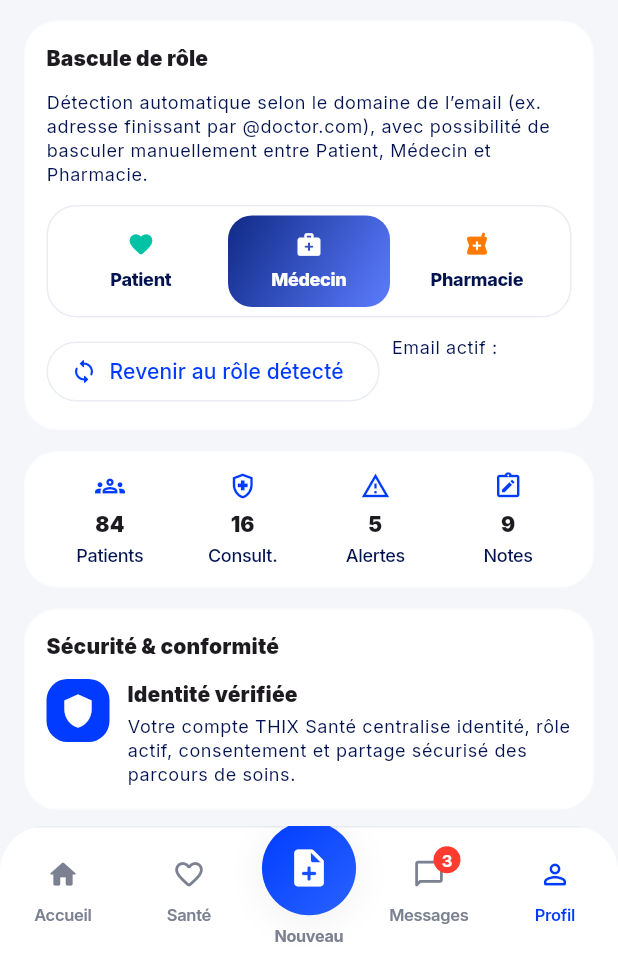
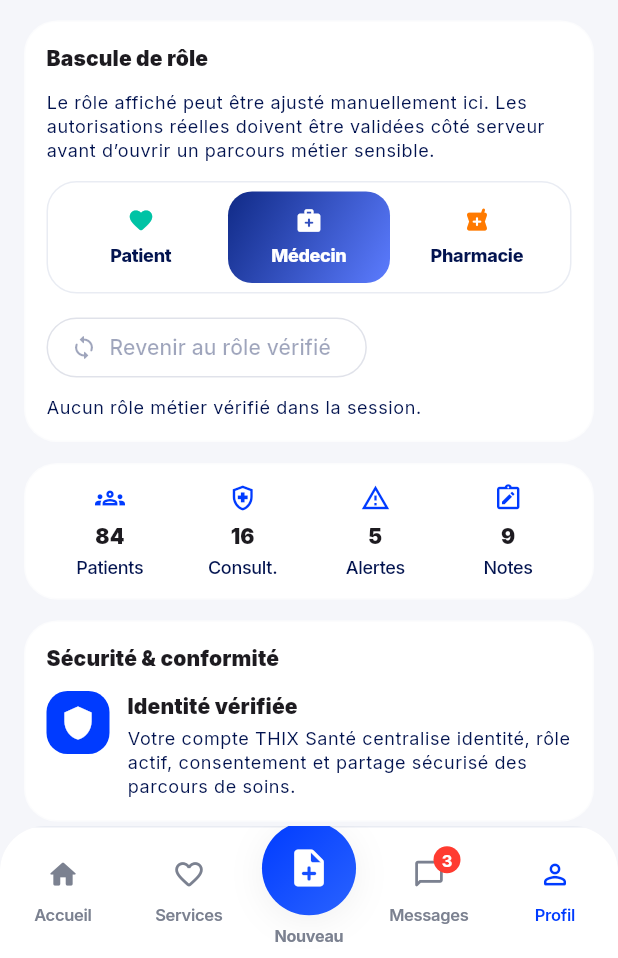
Before and after one commit to depot-data-thix-central/Thix-central, a Flutter app: the ProfilePage screen opened by its route, after a tap on "Médecin", on a phone screen of 412 x 824 dp, the part 278-1236 px from its top. Run offline on Flutter 3.47's test engine with Material 3 defaults, Android fonts, the phone set to English and light mode, and no system bars; our stand-ins replace flutter_riverpod, go_router, google_fonts, image_picker, local_auth, qr_flutter and 2 more; accounts and stored records are empty.

Commit message:
refactor: secure role syncing for thix sante ui

```diff
--- a/lib/health/thix_role_controller.dart
+++ b/lib/health/thix_role_controller.dart
@@ -108,17 +108,6 @@ extension ThixRoleX on ThixRole {
         );
     }
   }
-
-  String get domainHint {
-    switch (this) {
-      case ThixRole.patient:
-        return '@patient.com';
-      case ThixRole.doctor:
-        return '@doctor.com';
-      case ThixRole.pharmacy:
-        return '@pharmacy.com';
-    }
-  }
 }
 
 class ThixRoleController extends ChangeNotifier {
@@ -126,30 +115,35 @@ class ThixRoleController extends ChangeNotifier {
 
   static final ThixRoleController instance = ThixRoleController._();
 
+  static const _allowedClaims = {
+    'patient': ThixRole.patient,
+    'doctor': ThixRole.doctor,
+    'pharmacy': ThixRole.pharmacy,
+  };
+
   ThixRole _role = ThixRole.patient;
+  ThixRole? _verifiedRole;
   bool _manualSelection = false;
 
   ThixRole get role => _role;
+  ThixRole? get verifiedRole => _verifiedRole;
   bool get hasManualSelection => _manualSelection;
   List<ThixRole> get availableRoles => _defaultRoleOrder;
 
-  static ThixRole detectFromEmail(String? email) {
-    final normalized = email?.trim().toLowerCase() ?? '';
-    if (normalized.endsWith('@doctor.com')) {
-      return ThixRole.doctor;
+  /// Syncs the UI role from trusted session metadata only.
+  ///
+  /// This controller is presentation-only and must not infer privileged access
+  /// from spoofable values like email domains.
+  void syncFromSession({Map<String, dynamic>? appMetadata, Map<String, dynamic>? userMetadata}) {
+    final resolved = _parseRoleFromMetadata(appMetadata) ?? _parseRoleFromMetadata(userMetadata);
+    if (resolved == _verifiedRole && (_manualSelection || resolved == _role || resolved == null)) {
+      return;
     }
-    if (normalized.endsWith('@pharmacy.com')) {
-      return ThixRole.pharmacy;
+
+    _verifiedRole = resolved;
+    if (!_manualSelection && resolved != null) {
+      _role = resolved;
     }
-    return ThixRole.patient;
-  }
-
-  /// Applies automatic role detection only until the user chooses a role manually.
-  void syncFromEmail(String? email) {
-    if (_manualSelection) return;
-    final detected = detectFromEmail(email);
-    if (detected == _role) return;
-    _role = detected;
     notifyListeners();
   }
 
@@ -162,8 +156,17 @@ class ThixRoleController extends ChangeNotifier {
     notifyListeners();
   }
 
-  void resetToDetectedRole(String? email) {
+  void resetToVerifiedRole() {
+    if (_verifiedRole == null) return;
     _manualSelection = false;
-    syncFromEmail(email);
+    _role = _verifiedRole!;
+    notifyListeners();
+  }
+
+  ThixRole? _parseRoleFromMetadata(Map<String, dynamic>? metadata) {
+    if (metadata == null) return null;
+    final raw = (metadata['thix_role'] ?? metadata['role'])?.toString().trim().toLowerCase();
+    if (raw == null || raw.isEmpty) return null;
+    return _allowedClaims[raw];
   }
 }
--- a/lib/pages/app_shell/app_shell.dart
+++ b/lib/pages/app_shell/app_shell.dart
@@ -69,7 +69,7 @@ class _ThixBottomNav extends StatelessWidget {
                       onTap: () => onTap(0),
                     ),
                     _NavItem(
-                      label: 'Santé',
+                      label: 'Services',
                       icon: Icons.favorite_outline_rounded,
                       selected: currentIndex == 1,
                       onTap: () => onTap(1),
--- a/lib/pages/profile/profile_page.dart
+++ b/lib/pages/profile/profile_page.dart
@@ -22,7 +22,8 @@ class _ProfilePageState extends State<ProfilePage> {
   void initState() {
     super.initState();
     WidgetsBinding.instance.addPostFrameCallback((_) {
-      _roleController.syncFromEmail(SupabaseClientProvider.clientOrNull?.auth.currentUser?.email);
+      final user = SupabaseClientProvider.clientOrNull?.auth.currentUser;
+      _roleController.syncFromSession(appMetadata: user?.appMetadata, userMetadata: user?.userMetadata);
     });
   }
 
@@ -36,6 +37,7 @@ class _ProfilePageState extends State<ProfilePage> {
       await client.auth.signOut();
       if (!mounted) return;
       _roleController.selectRole(ThixRole.patient, manual: false);
+      _roleController.syncFromSession();
       ScaffoldMessenger.of(context).showSnackBar(const SnackBar(content: Text('Déconnecté')));
       setState(() {});
     } catch (e) {
@@ -50,12 +52,12 @@ class _ProfilePageState extends State<ProfilePage> {
     final cs = Theme.of(context).colorScheme;
     final user = SupabaseClientProvider.clientOrNull?.auth.currentUser;
     final display = user?.email ?? 'Invité THIX Santé';
-    final email = user?.email;
 
     return AnimatedBuilder(
       animation: _roleController,
       builder: (context, _) {
         final role = _roleController.role;
+        final verifiedRoleLabel = _roleController.verifiedRole?.label;
         return Scaffold(
           appBar: ThixTopBar(
             title: 'Profil',
@@ -117,7 +119,7 @@ class _ProfilePageState extends State<ProfilePage> {
                       crossAxisAlignment: CrossAxisAlignment.start,
                       children: [
                         Text(
-                          'Détection automatique selon le domaine de l’email (ex. adresse finissant par ${role.domainHint}), avec possibilité de basculer manuellement entre Patient, Médecin et Pharmacie.',
+                          'Le rôle affiché peut être ajusté manuellement ici. Les autorisations réelles doivent être validées côté serveur avant d’ouvrir un parcours métier sensible.',
                           style: context.textStyles.bodySmall?.copyWith(color: cs.onSurfaceVariant, height: 1.35),
                         ),
                         const SizedBox(height: 12),
@@ -172,15 +174,14 @@ class _ProfilePageState extends State<ProfilePage> {
                           runSpacing: 8,
                           children: [
                             OutlinedButton.icon(
-                              onPressed: email == null ? null : () => _roleController.resetToDetectedRole(email),
+                              onPressed: _roleController.verifiedRole == null ? null : _roleController.resetToVerifiedRole,
                               icon: const Icon(Icons.sync_rounded),
-                              label: const Text('Revenir au rôle détecté'),
+                              label: const Text('Revenir au rôle vérifié'),
                             ),
-                            if (email != null)
-                              Text(
-                                'Email actif : $email',
-                                style: context.textStyles.bodySmall?.copyWith(color: cs.onSurfaceVariant),
-                              ),
+                            Text(
+                              verifiedRoleLabel == null ? 'Aucun rôle métier vérifié dans la session.' : 'Rôle vérifié : $verifiedRoleLabel',
+                              style: context.textStyles.bodySmall?.copyWith(color: cs.onSurfaceVariant),
+                            ),
                           ],
                         ),
                       ],
```
Also changed, not shown: lib/pages/health/thix_health_dashboard.dart (+10 -2 lines), lib/pages/services/services_page.dart (+7 -3 lines).
